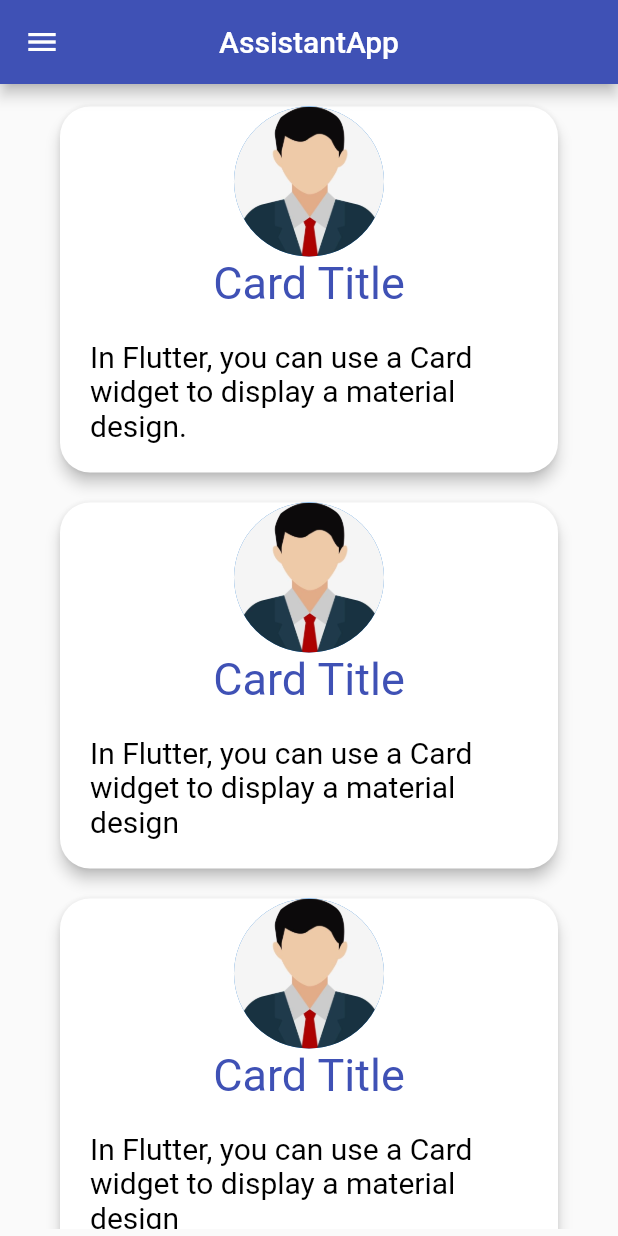
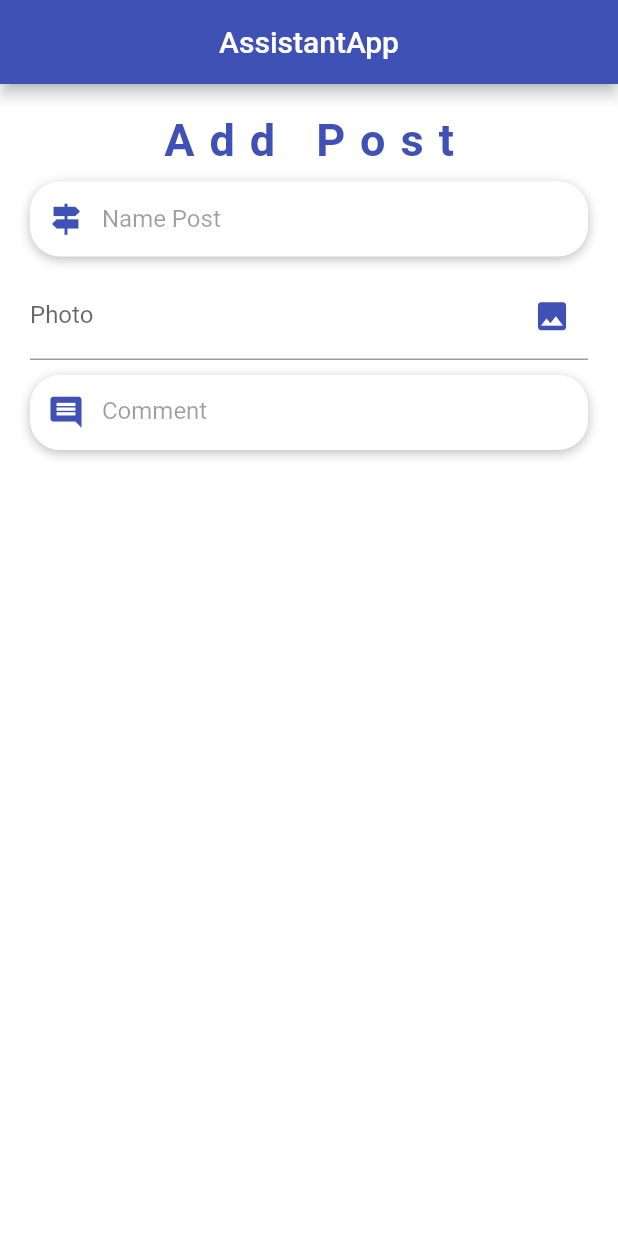
Before and after one commit to SidMhamed/AssistantApp, a Flutter app: the Home screen opened by its route, in the side drawer, after a tap on "Add Post", on a phone screen of 412 x 824 dp. Run offline on Flutter 3.47's test engine with Material 2 defaults, Android fonts, the phone set to English and light mode, and no system bars; our stand-ins replace image_picker.

Commit message:
Some change in regester and add post

```diff
--- /dev/null
+++ b/lib/UI/AddPost.dart
@@ -0,0 +1,141 @@
+import 'package:flutter/material.dart';
+import 'package:image_picker/image_picker.dart';
+import 'package:http/http.dart' as http;
+import 'dart:io';
+
+
+
+class AddPost extends StatefulWidget {
+  const AddPost({Key? key}) : super(key: key);
+
+  @override
+  State<AddPost> createState() => _AddPostState();
+}
+
+class _AddPostState extends State<AddPost> {
+  TextEditingController _imageController = TextEditingController();
+
+
+  Future<void> _selectImage() async {
+    final pickedFile = await ImagePicker().pickImage(source: ImageSource.gallery);
+
+    if (pickedFile != null) {
+      _imageController.text = pickedFile.path;
+    }
+  }
+
+  @override
+  Widget build(BuildContext context) {
+    return Scaffold(
+      backgroundColor: Colors.white,
+      appBar: AppBar(
+        title: Text('AssistantApp'),
+        centerTitle: true,
+        backgroundColor: Colors.indigo,
+      ),
+      body: Container(
+        padding: EdgeInsets.all(20),
+        child: ListView(
+          children: <Widget>[
+            Container(
+              child: Center(
+                child: Text(
+                  'Add Post',
+                  style: TextStyle(
+                    color: Colors.indigo,
+                    fontSize: 30,
+                    letterSpacing: 10,
+                    fontWeight: FontWeight.bold,
+                  ),
+                ),
+              ),
+            ),
+            SizedBox(
+              height: 10,
+            ),
+            Container(
+              alignment: Alignment.centerLeft,
+              decoration: BoxDecoration(
+                  color: Colors.white,
+                  borderRadius: BorderRadius.circular(20),
+                  boxShadow: [
+                    BoxShadow(
+                      color: Colors.black26,
+                      blurRadius: 6,
+                      offset: Offset(0, 2),
+                    )
+                  ]),
+              height: 50,
+              child: TextField(
+                keyboardType: TextInputType.text,
+                style: TextStyle(
+                  color: Colors.black87,
+                ),
+                decoration: InputDecoration(
+                    border: InputBorder.none,
+                    contentPadding: EdgeInsets.only(top: 14),
+                    prefixIcon: Icon(
+                      Icons.signpost,
+                      color: Colors.indigo,
+                      size: 25,
+                    ),
+                    hintText: 'Name Post',
+                    hintStyle: TextStyle(color: Colors.black38)),
+              ),
+            ),
+            SizedBox(height: 10,),
+            Container(
+              child: Column(
+                children: <Widget>[
+                  TextFormField(
+                    controller: _imageController,
+                    decoration: InputDecoration(
+                      labelText: 'Photo',
+                      suffixIcon: IconButton(
+                        icon: Icon(Icons.image, size: 25, color: Colors.indigo,),
+                        onPressed: _selectImage,
+                      ),
+                    ),
+                  ),
+                ],
+              ),
+            ),
+            SizedBox(height: 10,),
+            Container(
+              alignment: Alignment.centerLeft,
+              decoration: BoxDecoration(
+                  color: Colors.white,
+                  borderRadius: BorderRadius.circular(20),
+                  boxShadow: [
+                    BoxShadow(
+                      color: Colors.black26,
+                      blurRadius: 6,
+                      offset: Offset(0, 2),
+                    )
+                  ]),
+              height: 50,
+              child: TextField(
+                keyboardType: TextInputType.text,
+                style: TextStyle(
+                  color: Colors.black87,
+                ),
+                decoration: InputDecoration(
+                    border: InputBorder.none,
+                    contentPadding: EdgeInsets.only(top: 14),
+                    prefixIcon: Icon(
+                      Icons.comment,
+                      color: Colors.indigo,
+                      size: 25,
+                    ),
+                    hintText: 'Comment',
+                    hintStyle: TextStyle(color: Colors.black38)),
+                maxLines: 3,
+              ),
+            ),
+
+          ],
+        ),
+      ),
+    );
+  }
+}
--- a/lib/UI/Home.dart
+++ b/lib/UI/Home.dart
@@ -32,7 +32,7 @@ class _HomeState extends State<Home> {
                     height: 10.0,
                   ),
                   Text(
-                    'SiMhamed Avdhil',
+                    'SiM\'hamed Avdhil',
                     style: TextStyle(
                       color: Colors.white,
                       fontSize: 20,
@@ -64,7 +64,7 @@ class _HomeState extends State<Home> {
               title: Text('Add Post'),
               onTap: () {
                 print('Add Post click me');
-                Navigator.pop(context);
+                Navigator.of(context).pushNamedAndRemoveUntil('/AddPost', (Route<dynamic> route) => false);
               },
             ),
             ListTile(
@@ -84,13 +84,6 @@ class _HomeState extends State<Home> {
               },
             ),
             ListTile(
-              leading: Icon(Icons.logout,color: Colors.indigo,),
-              title: Text('Logout'),
-              onTap: () {
-                Navigator.of(context).pushNamedAndRemoveUntil('/Login', (Route<dynamic> route) => false);
-              },
-            ),
-            ListTile(
               leading: Icon(
                 Icons.settings,
                 color: Colors.indigo,
@@ -99,6 +92,13 @@ class _HomeState extends State<Home> {
               onTap: () {
                 print('Settings click me');
                 Navigator.pop(context);
+              },
+            ),
+            ListTile(
+              leading: Icon(Icons.logout,color: Colors.indigo,),
+              title: Text('Logout'),
+              onTap: () {
+                Navigator.of(context).pushNamedAndRemoveUntil('/Login', (Route<dynamic> route) => false);
               },
             ),
           ],
--- a/lib/main.dart
+++ b/lib/main.dart
@@ -2,6 +2,7 @@ import 'package:flutter/material.dart';
 import 'package:AssistantApp/UI/Login.dart';
 import 'package:AssistantApp/UI/regester.dart';
 import 'package:AssistantApp/UI/Home.dart';
+import 'package:AssistantApp/UI/AddPost.dart';
 
 void main() => runApp( MaterialApp(
   debugShowCheckedModeBanner: false,
@@ -9,6 +10,7 @@ void main() => runApp( MaterialApp(
     '/Login' : (BuildContext context) => new Login(),
     '/Register' : (BuildContext context) => new Register(),
     '/Home' : (BuildContext context) => new Home(),
+    '/AddPost' : (BuildContext context) => new AddPost(),
   },
   home: Login(),
 ));
--- a/pubspec.yaml
+++ b/pubspec.yaml
@@ -30,6 +30,8 @@ environment:
 dependencies:
   flutter:
     sdk: flutter
+  image_picker: ^0.8.4+4
+  http: ^0.13.4
 
 
   # The following adds the Cupertino Icons font to your application.
```
Also changed, not shown: lib/UI/regester.dart (+196 -82 lines), pubspec.lock.
